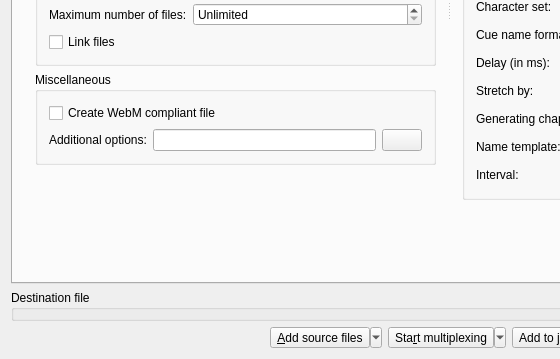
Before: the Qt Designer form src/mkvtoolnix-gui/forms/merge/tab.ui in jpsdr/MKVToolnix-Windows-7, drawn with Qt 5; both pictures show x 0 to 560 and y 300 to 659 of the 898 by 659 pixel window.
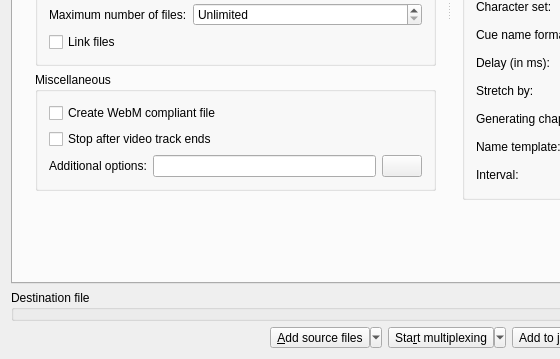
After: the same form once the commit is applied. The open tabs and pages were chosen to show the change. Icons and pictures are not drawn. Custom widgets are drawn as their Qt base class.

Commit message:
GUI: mux: add option for stopping processing after primary video track ends
Part of the implementation of #3506.

The edit to the form file:
```diff
--- a/src/mkvtoolnix-gui/forms/merge/tab.ui
+++ b/src/mkvtoolnix-gui/forms/merge/tab.ui
@@ -1628,6 +1628,13 @@
                 </property>
                </widget>
               </item>
+              <item>
+               <widget class="QCheckBox" name="stopAfterVideoEnds">
+                <property name="text">
+                 <string>Stop after video track ends</string>
+                </property>
+               </widget>
+              </item>
               <item>
                <layout class="QHBoxLayout" name="horizontalLayout_10">
                 <item>
```
Left out of the diff: 1 changed line with no effect on the pictures. The commit also changes 5 other files.
